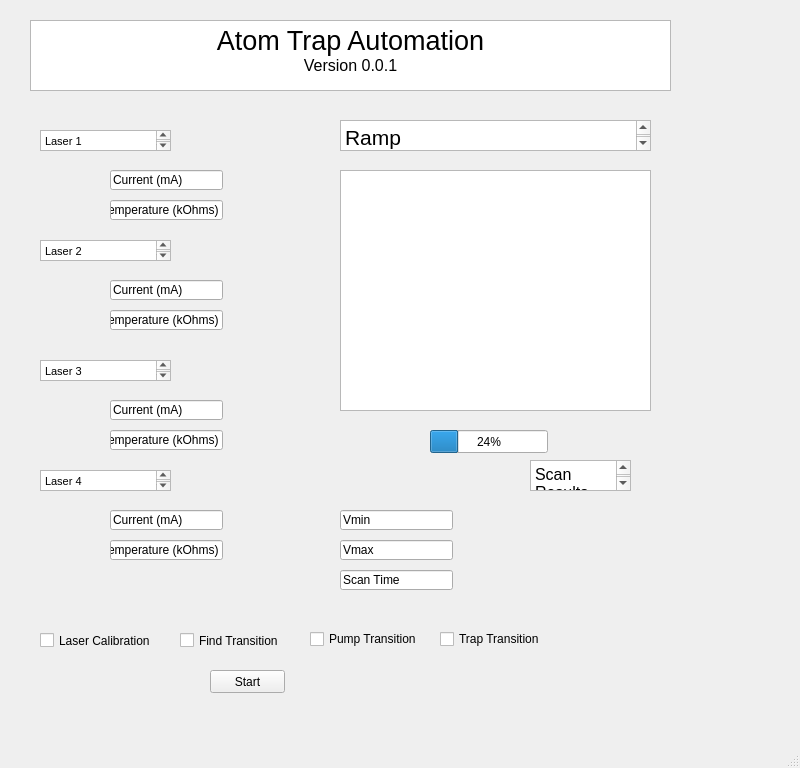
The window that QC_lab_auto_gui.ui (KGAtomTrapLab/AtomTrapLab_auto) describes before a commit, drawn with Qt 5.
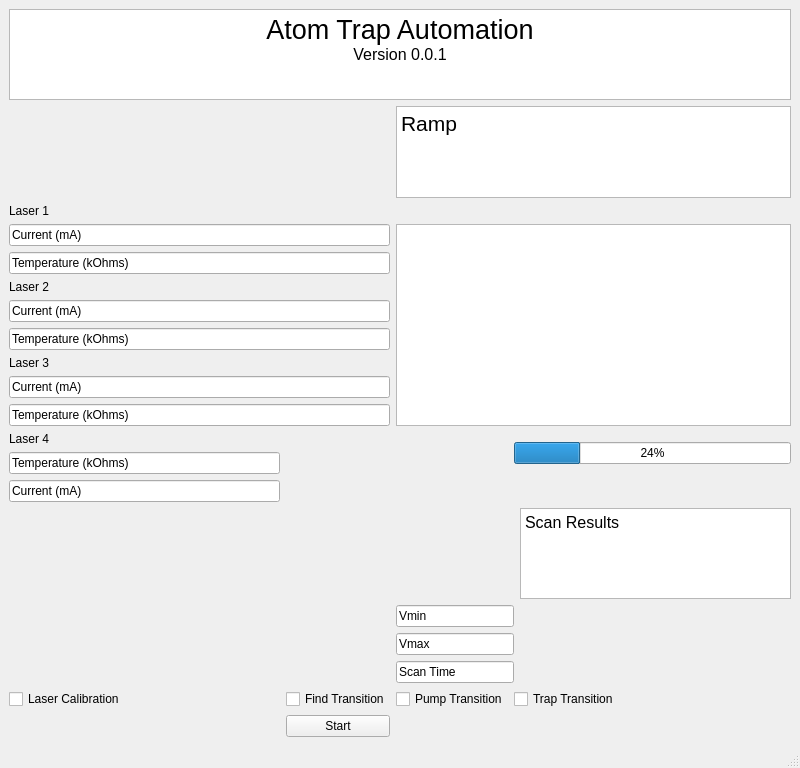
The same window after the commit.

The edit to the form file:
```diff
--- a/QC_lab_auto_gui.ui
+++ b/QC_lab_auto_gui.ui
@@ -14,15 +14,23 @@
    <string>MainWindow</string>
   </property>
   <widget class="QWidget" name="centralwidget">
+   <layout class="QGridLayout" name="gridLayout">
+    <item row="18" column="2">
+     <widget class="QCheckBox" name="checkBox_3">
+      <property name="text">
+       <string>Pump Transition</string>
+      </property>
+     </widget>
+    </item>
+    <item row="9" column="0" colspan="2">
+     <widget class="QLineEdit" name="lineEdit_5">
+      <property name="text">
+       <string>Current (mA)</string>
+      </property>
+     </widget>
+    </item>
+    <item row="0" column="0" colspan="5">
    <widget class="QTextBrowser" name="textBrowser">
-    <property name="geometry">
-     <rect>
-      <x>30</x>
-      <y>20</y>
-      <width>641</width>
-      <height>71</height>
-     </rect>
-    </property>
     <property name="html">
      <string>&lt;!DOCTYPE HTML PUBLIC &quot;-//W3C//DTD HTML 4.0//EN&quot; &quot;http://www.w3.org/TR/REC-html40/strict.dtd&quot;&gt;
 &lt;html&gt;&lt;head&gt;&lt;meta name=&quot;qrichtext&quot; content=&quot;1&quot; /&gt;&lt;style type=&quot;text/css&quot;&gt;
@@ -32,311 +40,83 @@
 &lt;p align=&quot;center&quot; style=&quot; margin-top:0px; margin-bottom:0px; margin-left:0px; margin-right:0px; -qt-block-indent:0; text-indent:0px;&quot;&gt;&lt;span style=&quot; font-family:'MS Shell Dlg 2'; font-size:12pt;&quot;&gt;Version 0.0.1&lt;/span&gt;&lt;/p&gt;&lt;/body&gt;&lt;/html&gt;</string>
     </property>
    </widget>
-   <widget class="QLineEdit" name="lineEdit">
-    <property name="geometry">
-     <rect>
-      <x>110</x>
-      <y>170</y>
-      <width>113</width>
-      <height>20</height>
-     </rect>
-    </property>
+    </item>
+    <item row="5" column="0">
+     <widget class="QLabel" name="label_2">
     <property name="text">
-     <string>Current (mA)</string>
-    </property>
-   </widget>
-   <widget class="QTextBrowser" name="textBrowser_2">
-    <property name="geometry">
-     <rect>
-      <x>40</x>
-      <y>130</y>
-      <width>131</width>
-      <height>21</height>
-     </rect>
-    </property>
-    <property name="html">
-     <string>&lt;!DOCTYPE HTML PUBLIC &quot;-//W3C//DTD HTML 4.0//EN&quot; &quot;http://www.w3.org/TR/REC-html40/strict.dtd&quot;&gt;
-&lt;html&gt;&lt;head&gt;&lt;meta name=&quot;qrichtext&quot; content=&quot;1&quot; /&gt;&lt;style type=&quot;text/css&quot;&gt;
-p, li { white-space: pre-wrap; }
-&lt;/style&gt;&lt;/head&gt;&lt;body style=&quot; font-family:'MS Shell Dlg 2'; font-size:7.875pt; font-weight:400; font-style:normal;&quot;&gt;
-&lt;p style=&quot; margin-top:0px; margin-bottom:0px; margin-left:0px; margin-right:0px; -qt-block-indent:0; text-indent:0px;&quot;&gt;&lt;span style=&quot; font-family:'MS Shell Dlg 2';&quot;&gt;Laser 1&lt;/span&gt;&lt;/p&gt;&lt;/body&gt;&lt;/html&gt;</string>
-    </property>
-   </widget>
-   <widget class="QTextBrowser" name="textBrowser_3">
-    <property name="geometry">
-     <rect>
-      <x>40</x>
-      <y>240</y>
-      <width>131</width>
-      <height>21</height>
-     </rect>
-    </property>
-    <property name="html">
-     <string>&lt;!DOCTYPE HTML PUBLIC &quot;-//W3C//DTD HTML 4.0//EN&quot; &quot;http://www.w3.org/TR/REC-html40/strict.dtd&quot;&gt;
-&lt;html&gt;&lt;head&gt;&lt;meta name=&quot;qrichtext&quot; content=&quot;1&quot; /&gt;&lt;style type=&quot;text/css&quot;&gt;
-p, li { white-space: pre-wrap; }
-&lt;/style&gt;&lt;/head&gt;&lt;body style=&quot; font-family:'MS Shell Dlg 2'; font-size:7.875pt; font-weight:400; font-style:normal;&quot;&gt;
-&lt;p style=&quot; margin-top:0px; margin-bottom:0px; margin-left:0px; margin-right:0px; -qt-block-indent:0; text-indent:0px;&quot;&gt;&lt;span style=&quot; font-family:'MS Shell Dlg 2';&quot;&gt;Laser 2&lt;/span&gt;&lt;/p&gt;
-&lt;p style=&quot;-qt-paragraph-type:empty; margin-top:0px; margin-bottom:0px; margin-left:0px; margin-right:0px; -qt-block-indent:0; text-indent:0px; font-family:'MS Shell Dlg 2';&quot;&gt;&lt;br /&gt;&lt;/p&gt;
-&lt;p style=&quot;-qt-paragraph-type:empty; margin-top:0px; margin-bottom:0px; margin-left:0px; margin-right:0px; -qt-block-indent:0; text-indent:0px; font-family:'MS Shell Dlg 2';&quot;&gt;&lt;br /&gt;&lt;/p&gt;&lt;/body&gt;&lt;/html&gt;</string>
-    </property>
-   </widget>
-   <widget class="QLineEdit" name="lineEdit_2">
-    <property name="geometry">
-     <rect>
-      <x>110</x>
-      <y>200</y>
-      <width>113</width>
-      <height>20</height>
-     </rect>
-    </property>
+       <string>Laser 2</string>
+      </property>
+     </widget>
+    </item>
+    <item row="16" column="2" colspan="2">
+     <widget class="QLineEdit" name="lineEdit_10">
     <property name="text">
-     <string>Temperature (kOhms)</string>
-    </property>
-   </widget>
-   <widget class="QLineEdit" name="lineEdit_3">
-    <property name="geometry">
-     <rect>
-      <x>110</x>
-      <y>280</y>
-      <width>113</width>
-      <height>20</height>
-     </rect>
-    </property>
-    <property name="text">
-     <string>Current (mA)</string>
-    </property>
-   </widget>
+       <string>Vmax</string>
+      </property>
+     </widget>
+    </item>
+    <item row="7" column="0" colspan="2">
    <widget class="QLineEdit" name="lineEdit_4">
-    <property name="geometry">
-     <rect>
-      <x>110</x>
-      <y>310</y>
-      <width>113</width>
-      <height>20</height>
-     </rect>
-    </property>
     <property name="text">
      <string>Temperature (kOhms)</string>
     </property>
    </widget>
-   <widget class="QTextBrowser" name="textBrowser_4">
-    <property name="geometry">
-     <rect>
-      <x>40</x>
-      <y>360</y>
-      <width>131</width>
-      <height>21</height>
-     </rect>
-    </property>
-    <property name="html">
-     <string>&lt;!DOCTYPE HTML PUBLIC &quot;-//W3C//DTD HTML 4.0//EN&quot; &quot;http://www.w3.org/TR/REC-html40/strict.dtd&quot;&gt;
-&lt;html&gt;&lt;head&gt;&lt;meta name=&quot;qrichtext&quot; content=&quot;1&quot; /&gt;&lt;style type=&quot;text/css&quot;&gt;
-p, li { white-space: pre-wrap; }
-&lt;/style&gt;&lt;/head&gt;&lt;body style=&quot; font-family:'MS Shell Dlg 2'; font-size:7.875pt; font-weight:400; font-style:normal;&quot;&gt;
-&lt;p style=&quot; margin-top:0px; margin-bottom:0px; margin-left:0px; margin-right:0px; -qt-block-indent:0; text-indent:0px;&quot;&gt;&lt;span style=&quot; font-family:'MS Shell Dlg 2';&quot;&gt;Laser 3&lt;/span&gt;&lt;/p&gt;
-&lt;p style=&quot;-qt-paragraph-type:empty; margin-top:0px; margin-bottom:0px; margin-left:0px; margin-right:0px; -qt-block-indent:0; text-indent:0px; font-family:'MS Shell Dlg 2';&quot;&gt;&lt;br /&gt;&lt;/p&gt;
-&lt;p style=&quot;-qt-paragraph-type:empty; margin-top:0px; margin-bottom:0px; margin-left:0px; margin-right:0px; -qt-block-indent:0; text-indent:0px; font-family:'MS Shell Dlg 2';&quot;&gt;&lt;br /&gt;&lt;/p&gt;&lt;/body&gt;&lt;/html&gt;</string>
-    </property>
-   </widget>
-   <widget class="QLineEdit" name="lineEdit_5">
-    <property name="geometry">
-     <rect>
-      <x>110</x>
-      <y>400</y>
-      <width>113</width>
-      <height>20</height>
-     </rect>
-    </property>
+    </item>
+    <item row="17" column="2" colspan="2">
+     <widget class="QLineEdit" name="lineEdit_11">
     <property name="text">
-     <string>Current (mA)</string>
-    </property>
-   </widget>
-   <widget class="QLineEdit" name="lineEdit_6">
-    <property name="geometry">
-     <rect>
-      <x>110</x>
-      <y>430</y>
-      <width>113</width>
-      <height>20</height>
-     </rect>
-    </property>
-    <property name="text">
-     <string>Temperature (kOhms)</string>
-    </property>
-   </widget>
-   <widget class="QTextBrowser" name="textBrowser_5">
-    <property name="geometry">
-     <rect>
-      <x>40</x>
-      <y>470</y>
-      <width>131</width>
-      <height>21</height>
-     </rect>
-    </property>
+       <string>Scan Time</string>
+      </property>
+     </widget>
+    </item>
+    <item row="1" column="2" colspan="3">
+     <widget class="QTextBrowser" name="textBrowser_6">
     <property name="html">
      <string>&lt;!DOCTYPE HTML PUBLIC &quot;-//W3C//DTD HTML 4.0//EN&quot; &quot;http://www.w3.org/TR/REC-html40/strict.dtd&quot;&gt;
 &lt;html&gt;&lt;head&gt;&lt;meta name=&quot;qrichtext&quot; content=&quot;1&quot; /&gt;&lt;style type=&quot;text/css&quot;&gt;
 p, li { white-space: pre-wrap; }
 &lt;/style&gt;&lt;/head&gt;&lt;body style=&quot; font-family:'MS Shell Dlg 2'; font-size:7.875pt; font-weight:400; font-style:normal;&quot;&gt;
-&lt;p style=&quot; margin-top:0px; margin-bottom:0px; margin-left:0px; margin-right:0px; -qt-block-indent:0; text-indent:0px;&quot;&gt;&lt;span style=&quot; font-family:'MS Shell Dlg 2';&quot;&gt;Laser 4&lt;/span&gt;&lt;/p&gt;
-&lt;p style=&quot;-qt-paragraph-type:empty; margin-top:0px; margin-bottom:0px; margin-left:0px; margin-right:0px; -qt-block-indent:0; text-indent:0px; font-family:'MS Shell Dlg 2';&quot;&gt;&lt;br /&gt;&lt;/p&gt;
-&lt;p style=&quot;-qt-paragraph-type:empty; margin-top:0px; margin-bottom:0px; margin-left:0px; margin-right:0px; -qt-block-indent:0; text-indent:0px; font-family:'MS Shell Dlg 2';&quot;&gt;&lt;br /&gt;&lt;/p&gt;&lt;/body&gt;&lt;/html&gt;</string>
-    </property>
-   </widget>
-   <widget class="QLineEdit" name="lineEdit_7">
-    <property name="geometry">
-     <rect>
-      <x>110</x>
-      <y>510</y>
-      <width>113</width>
-      <height>20</height>
-     </rect>
-    </property>
+&lt;p style=&quot; margin-top:0px; margin-bottom:0px; margin-left:0px; margin-right:0px; -qt-block-indent:0; text-indent:0px;&quot;&gt;&lt;span style=&quot; font-family:'MS Shell Dlg 2'; font-size:16pt;&quot;&gt;Ramp&lt;/span&gt;&lt;/p&gt;&lt;/body&gt;&lt;/html&gt;</string>
+      </property>
+     </widget>
+    </item>
+    <item row="18" column="3" colspan="2">
+     <widget class="QCheckBox" name="checkBox_4">
     <property name="text">
-     <string>Current (mA)</string>
-    </property>
-   </widget>
-   <widget class="QLineEdit" name="lineEdit_8">
-    <property name="geometry">
-     <rect>
-      <x>110</x>
-      <y>540</y>
-      <width>113</width>
-      <height>20</height>
-     </rect>
-    </property>
-    <property name="text">
-     <string>Temperature (kOhms)</string>
-    </property>
-   </widget>
-   <widget class="QGraphicsView" name="graphicsView">
-    <property name="geometry">
-     <rect>
-      <x>340</x>
-      <y>170</y>
-      <width>311</width>
-      <height>241</height>
-     </rect>
-    </property>
-   </widget>
-   <widget class="QPushButton" name="pushButton">
-    <property name="geometry">
-     <rect>
-      <x>210</x>
-      <y>670</y>
-      <width>75</width>
-      <height>23</height>
-     </rect>
-    </property>
-    <property name="text">
-     <string>Start</string>
-    </property>
-   </widget>
-   <widget class="QCheckBox" name="checkBox">
-    <property name="geometry">
-     <rect>
-      <x>40</x>
-      <y>630</y>
-      <width>111</width>
-      <height>21</height>
-     </rect>
-    </property>
-    <property name="text">
-     <string>Laser Calibration</string>
-    </property>
-   </widget>
+       <string>Trap Transition</string>
+      </property>
+     </widget>
+    </item>
+    <item row="18" column="1">
    <widget class="QCheckBox" name="checkBox_2">
-    <property name="geometry">
-     <rect>
-      <x>180</x>
-      <y>630</y>
-      <width>111</width>
-      <height>21</height>
-     </rect>
-    </property>
     <property name="text">
      <string>Find Transition</string>
     </property>
    </widget>
+    </item>
+    <item row="11" column="3" rowspan="2" colspan="2">
    <widget class="QProgressBar" name="progressBar">
-    <property name="geometry">
-     <rect>
-      <x>430</x>
-      <y>430</y>
-      <width>118</width>
-      <height>23</height>
-     </rect>
-    </property>
     <property name="value">
      <number>24</number>
     </property>
    </widget>
+    </item>
+    <item row="18" column="0">
+     <widget class="QCheckBox" name="checkBox">
+      <property name="text">
+       <string>Laser Calibration</string>
+      </property>
+     </widget>
+    </item>
+    <item row="15" column="2" colspan="2">
    <widget class="QLineEdit" name="lineEdit_9">
-    <property name="geometry">
-     <rect>
-      <x>340</x>
-      <y>510</y>
-      <width>113</width>
-      <height>20</height>
-     </rect>
-    </property>
     <property name="text">
      <string>Vmin</string>
     </property>
    </widget>
-   <widget class="QLineEdit" name="lineEdit_10">
-    <property name="geometry">
-     <rect>
-      <x>340</x>
-      <y>540</y>
-      <width>113</width>
-      <height>20</height>
-     </rect>
-    </property>
-    <property name="text">
-     <string>Vmax</string>
-    </property>
-   </widget>
-   <widget class="QLineEdit" name="lineEdit_11">
-    <property name="geometry">
-     <rect>
-      <x>340</x>
-      <y>570</y>
-      <width>113</width>
-      <height>20</height>
-     </rect>
-    </property>
-    <property name="text">
-     <string>Scan Time</string>
-    </property>
-   </widget>
-   <widget class="QTextBrowser" name="textBrowser_6">
-    <property name="geometry">
-     <rect>
-      <x>340</x>
-      <y>120</y>
-      <width>311</width>
-      <height>31</height>
-     </rect>
-    </property>
-    <property name="html">
-     <string>&lt;!DOCTYPE HTML PUBLIC &quot;-//W3C//DTD HTML 4.0//EN&quot; &quot;http://www.w3.org/TR/REC-html40/strict.dtd&quot;&gt;
-&lt;html&gt;&lt;head&gt;&lt;meta name=&quot;qrichtext&quot; content=&quot;1&quot; /&gt;&lt;style type=&quot;text/css&quot;&gt;
-p, li { white-space: pre-wrap; }
-&lt;/style&gt;&lt;/head&gt;&lt;body style=&quot; font-family:'MS Shell Dlg 2'; font-size:7.875pt; font-weight:400; font-style:normal;&quot;&gt;
-&lt;p style=&quot; margin-top:0px; margin-bottom:0px; margin-left:0px; margin-right:0px; -qt-block-indent:0; text-indent:0px;&quot;&gt;&lt;span style=&quot; font-family:'MS Shell Dlg 2'; font-size:16pt;&quot;&gt;Ramp&lt;/span&gt;&lt;/p&gt;&lt;/body&gt;&lt;/html&gt;</string>
-    </property>
-   </widget>
+    </item>
+    <item row="14" column="4">
    <widget class="QTextBrowser" name="textBrowser_7">
-    <property name="geometry">
-     <rect>
-      <x>530</x>
-      <y>460</y>
-      <width>101</width>
-      <height>31</height>
-     </rect>
-    </property>
     <property name="html">
      <string>&lt;!DOCTYPE HTML PUBLIC &quot;-//W3C//DTD HTML 4.0//EN&quot; &quot;http://www.w3.org/TR/REC-html40/strict.dtd&quot;&gt;
 &lt;html&gt;&lt;head&gt;&lt;meta name=&quot;qrichtext&quot; content=&quot;1&quot; /&gt;&lt;style type=&quot;text/css&quot;&gt;
@@ -345,32 +125,81 @@
 &lt;p style=&quot; margin-top:0px; margin-bottom:0px; margin-left:0px; margin-right:0px; -qt-block-indent:0; text-indent:0px;&quot;&gt;&lt;span style=&quot; font-family:'MS Shell Dlg 2'; font-size:12pt;&quot;&gt;Scan Results&lt;/span&gt;&lt;/p&gt;&lt;/body&gt;&lt;/html&gt;</string>
     </property>
    </widget>
-   <widget class="QCheckBox" name="checkBox_3">
-    <property name="geometry">
-     <rect>
-      <x>310</x>
-      <y>630</y>
-      <width>111</width>
-      <height>18</height>
-     </rect>
-    </property>
+    </item>
+    <item row="3" column="2" rowspan="8" colspan="3">
+     <widget class="QGraphicsView" name="graphicsView"/>
+    </item>
+    <item row="19" column="1">
+     <widget class="QPushButton" name="pushButton">
+      <property name="text">
+       <string>Start</string>
+      </property>
+     </widget>
+    </item>
+    <item row="3" column="0" colspan="2">
+     <widget class="QLineEdit" name="lineEdit">
     <property name="text">
-     <string>Pump Transition</string>
-    </property>
-   </widget>
-   <widget class="QCheckBox" name="checkBox_4">
-    <property name="geometry">
-     <rect>
-      <x>440</x>
-      <y>630</y>
-      <width>111</width>
-      <height>18</height>
-     </rect>
-    </property>
+       <string>Current (mA)</string>
+      </property>
+     </widget>
+    </item>
+    <item row="6" column="0" colspan="2">
+     <widget class="QLineEdit" name="lineEdit_3">
+      <property name="text">
+       <string>Current (mA)</string>
+      </property>
+     </widget>
+    </item>
+    <item row="4" column="0" colspan="2">
+     <widget class="QLineEdit" name="lineEdit_2">
     <property name="text">
-     <string>Trap Transition</string>
-    </property>
-   </widget>
+       <string>Temperature (kOhms)</string>
+      </property>
+     </widget>
+    </item>
+    <item row="11" column="0">
+     <widget class="QLabel" name="label_4">
+      <property name="text">
+       <string>Laser 4</string>
+      </property>
+     </widget>
+    </item>
+    <item row="10" column="0" colspan="2">
+     <widget class="QLineEdit" name="lineEdit_6">
+      <property name="text">
+       <string>Temperature (kOhms)</string>
+      </property>
+     </widget>
+    </item>
+    <item row="8" column="0">
+     <widget class="QLabel" name="label_3">
+      <property name="text">
+       <string>Laser 3</string>
+      </property>
+     </widget>
+    </item>
+    <item row="2" column="0">
+     <widget class="QLabel" name="label">
+      <property name="text">
+       <string>Laser 1</string>
+      </property>
+     </widget>
+    </item>
+    <item row="13" column="0">
+     <widget class="QLineEdit" name="lineEdit_7">
+      <property name="text">
+       <string>Current (mA)</string>
+      </property>
+     </widget>
+    </item>
+    <item row="12" column="0">
+     <widget class="QLineEdit" name="lineEdit_8">
+      <property name="text">
+       <string>Temperature (kOhms)</string>
+      </property>
+     </widget>
+    </item>
+   </layout>
   </widget>
   <widget class="QMenuBar" name="menubar">
    <property name="geometry">
```
Lines whose indentation alone changed are shown as unchanged.
